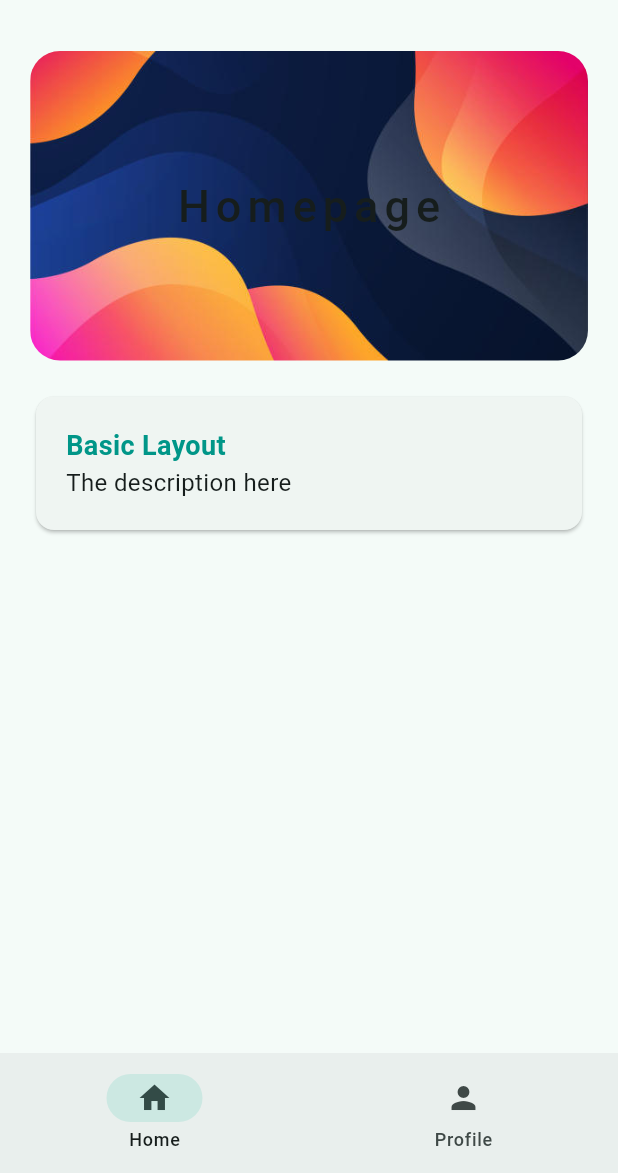
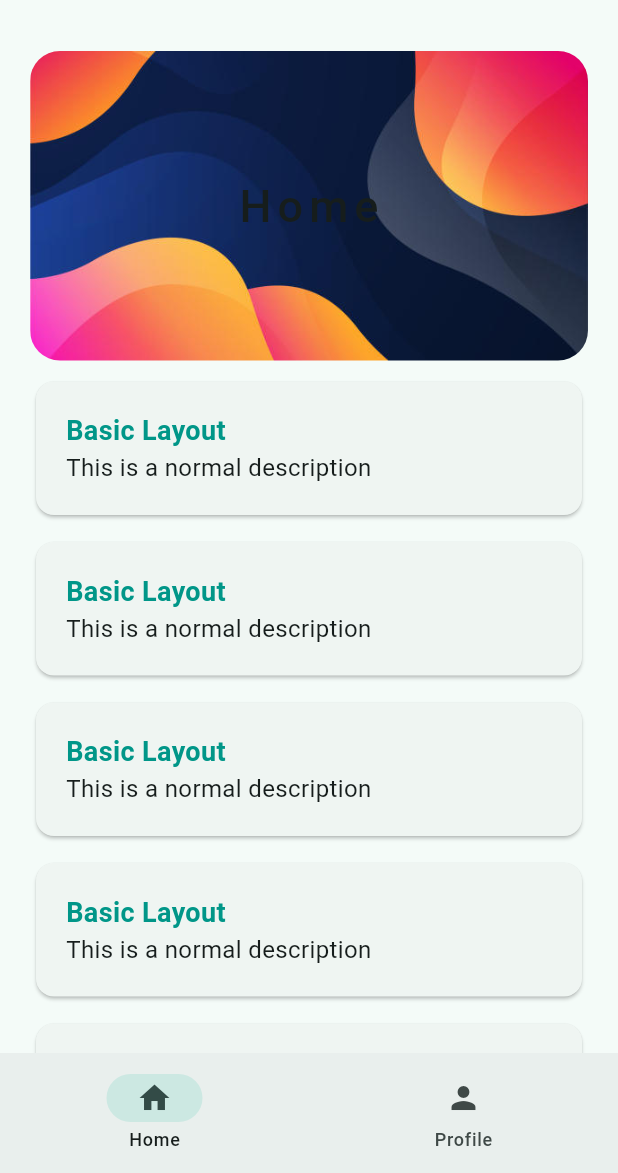
Before and after one commit to Maseev559/flutterapp, a Flutter app: the WidgetTree screen opened directly, on a phone screen of 412 x 824 dp, the part 63-1236 px from its top. Run offline on Flutter 3.47's test engine with Material 3 defaults, Android fonts, the phone set to English and light mode, and no system bars; our stand-ins replace lottie, shared_preferences; accounts and stored records are empty.

Commit message:
Added new function and widget

```diff
--- a/lib/views/pages/home_page.dart
+++ b/lib/views/pages/home_page.dart
@@ -1,5 +1,5 @@
 import 'package:flutter/material.dart';
-import 'package:my_new_flutterapp/data/constants.dart';
+import 'package:my_new_flutterapp/views/widgets/container_widget.dart';
 import 'package:my_new_flutterapp/views/widgets/hero_widget.dart';
 
 class HomePage extends StatelessWidget {
@@ -7,37 +7,37 @@
 
   @override
   Widget build(BuildContext context) {
-    return Padding(
+    return SingleChildScrollView(
+      child: Padding(
         padding: EdgeInsets.all(20.0),
         child: Column(
           children: [
             HeroWidget(
-            title: 'Homepage',
+              title: 'Home',
             ),
-          Container(
-            width: double.infinity,
-            padding: EdgeInsets.symmetric(vertical: 20.0),
-            child: Card(
-              child: Padding(
-                padding: EdgeInsets.all(20),
-                child: Column(
-                  crossAxisAlignment: CrossAxisAlignment.start,
-                  children: [
-                    Text(
-                      'Basic Layout',
-                      style: MyTextStyle.titleText,
+            ContainerWidget(
+              title: 'Basic Layout',
+              description: 'This is a normal description',
             ),
-                    Text(
-                      'The description here',
-                      style: MyTextStyle.descriptionText,
+            ContainerWidget(
+              title: 'Basic Layout',
+              description: 'This is a normal description',
+            ),
+            ContainerWidget(
+              title: 'Basic Layout',
+              description: 'This is a normal description',
+            ),
+            ContainerWidget(
+              title: 'Basic Layout',
+              description: 'This is a normal description',
+            ),
+            ContainerWidget(
+              title: 'Basic Layout',
+              description: 'This is a normal description',
             ),
           ],
         ),
       ),
-            ),
-          ),
-        ],
-      ),
     );
   }
 }
--- a/lib/views/pages/onboarding_page.dart
+++ b/lib/views/pages/onboarding_page.dart
@@ -16,7 +16,7 @@
           children: [
             //Lottie
             Lottie.asset(
-              'assets/lotties/home3d.json',
+              'assets/lotties/hi.json',
               height: 400,
             ),
             // Email Sizedbox
--- /dev/null
+++ b/lib/views/widgets/container_widget.dart
@@ -0,0 +1,38 @@
+import 'package:flutter/material.dart';
+import 'package:my_new_flutterapp/data/constants.dart';
+
+class ContainerWidget extends StatelessWidget {
+  const ContainerWidget({
+    super.key,
+    required this.title,
+    required this.description,
+  });
+  final String title;
+  final String description;
+
+  @override
+  Widget build(BuildContext context) {
+    return Container(
+      width: double.infinity,
+      padding: EdgeInsets.only(top: 10.0),
+      child: Card(
+        child: Padding(
+          padding: EdgeInsets.all(20),
+          child: Column(
+            crossAxisAlignment: CrossAxisAlignment.start,
+            children: [
+              Text(
+                title,
+                style: MyTextStyle.titleText,
+              ),
+              Text(
+                description,
+                style: MyTextStyle.descriptionText,
+              ),
+            ],
+          ),
+        ),
+      ),
+    );
+  }
+}
--- a/lib/views/widgets/hero_widget.dart
+++ b/lib/views/widgets/hero_widget.dart
@@ -24,7 +24,7 @@
         ),
         Text(
           title,
-          style: TextStyle(
+          style: const TextStyle(
             fontSize: 30.0,
             fontWeight: FontWeight.w500,
             letterSpacing: 4.0,
```
Also changed, not shown: assets/lotties/hi.json (added, +1 -0 lines). Lines whose indentation alone changed are shown as unchanged.
